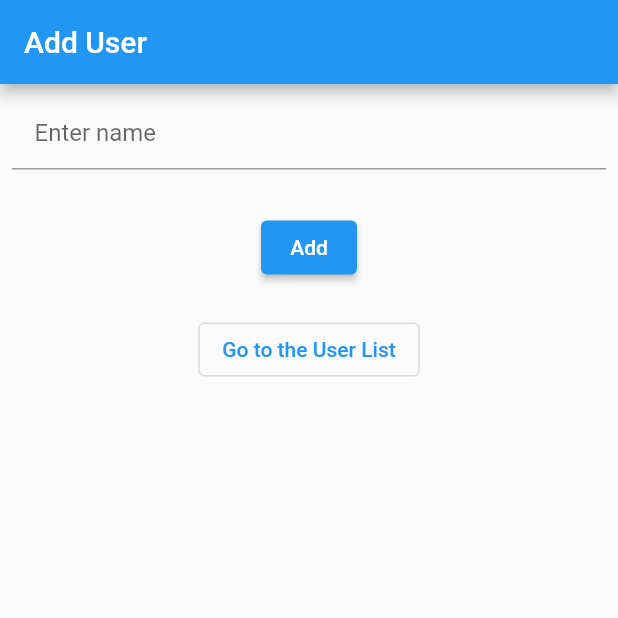
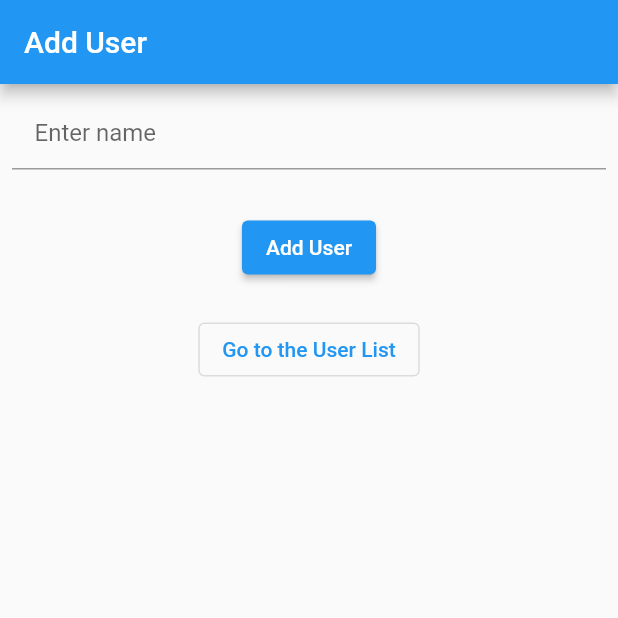
Before and after one commit to susanlee33/user_list2, a Flutter app: the screen it shows after launch, on a phone screen of 412 x 824 dp, the top half of it. Run offline on Flutter 3.47's test engine with Material 2 defaults, Android fonts, the phone set to English and light mode, and no system bars; our stand-ins replace go_router.

Commit message:
chore: Update button label to add user

```diff
--- a/lib/view/add_user.dart
+++ b/lib/view/add_user.dart
@@ -44,7 +44,7 @@ class _AddUserState extends State<AddUser> {
                 );
                 ScaffoldMessenger.of(context).showSnackBar(snackBar);
               },
-              child: const Text("Add"),
+              child: const Text("Add User"),
             ),
             const Padding(
               padding: EdgeInsets.all(10.0),
```
